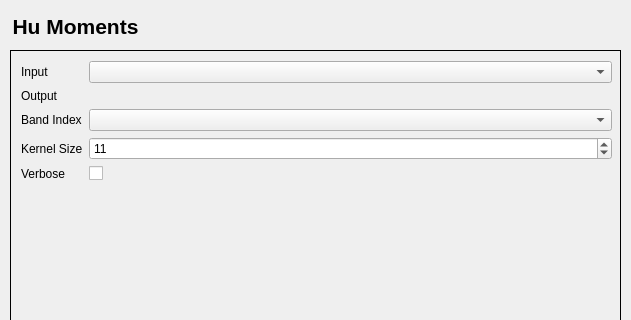
Above: hu_moment/hu_moment_dialog_base.ui from AUGSignals/qgis-plugins before the change; both pictures show x 0 to 631 and y 0 to 320 of the 631 by 522 pixel window. Below: the same form after it.
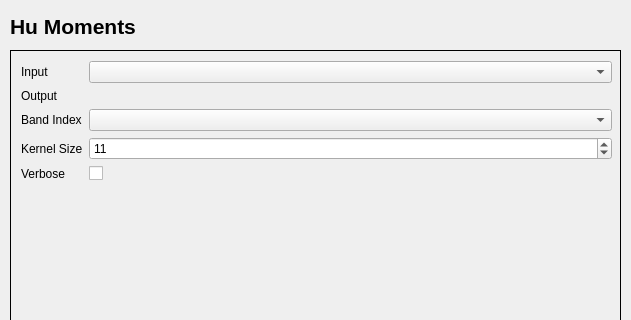
That is the form after the change. Icons and pictures are not drawn. Custom widgets are drawn as their Qt base class.

```diff
--- a/hu_moment/hu_moment_dialog_base.ui
+++ b/hu_moment/hu_moment_dialog_base.ui
@@ -34,7 +34,7 @@
     <rect>
      <x>10</x>
      <y>10</y>
-     <width>131</width>
+     <width>601</width>
      <height>33</height>
     </rect>
    </property>
@@ -46,7 +46,7 @@
 &lt;p style=&quot; margin-top:0px; margin-bottom:0px; margin-left:0px; margin-right:0px; -qt-block-indent:0; text-indent:0px;&quot;&gt;&lt;span style=&quot; font-size:16pt; font-weight:600;&quot;&gt;Hu Moments&lt;/span&gt;&lt;/p&gt;&lt;/body&gt;&lt;/html&gt;</string>
    </property>
    <property name="alignment">
-    <set>Qt::AlignCenter</set>
+    <set>Qt::AlignLeading|Qt::AlignLeft|Qt::AlignVCenter</set>
    </property>
   </widget>
   <widget class="QStackedWidget" name="stackedWidget">
```
Left out of the diff: 15 changed lines with no effect on the pictures.
